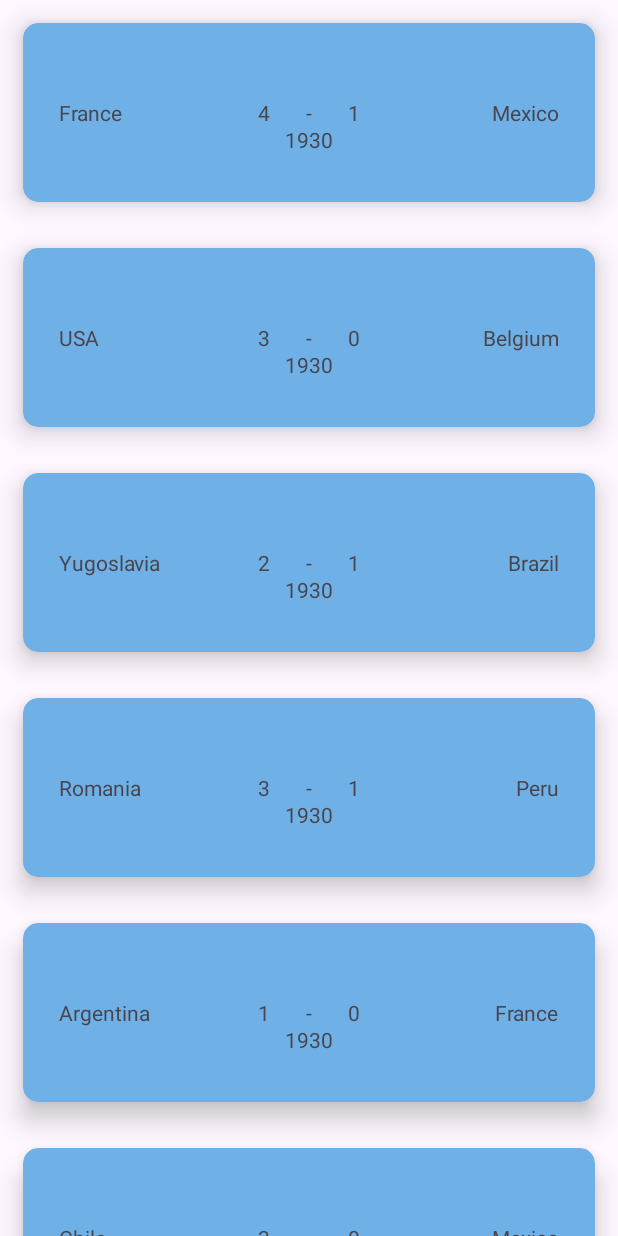
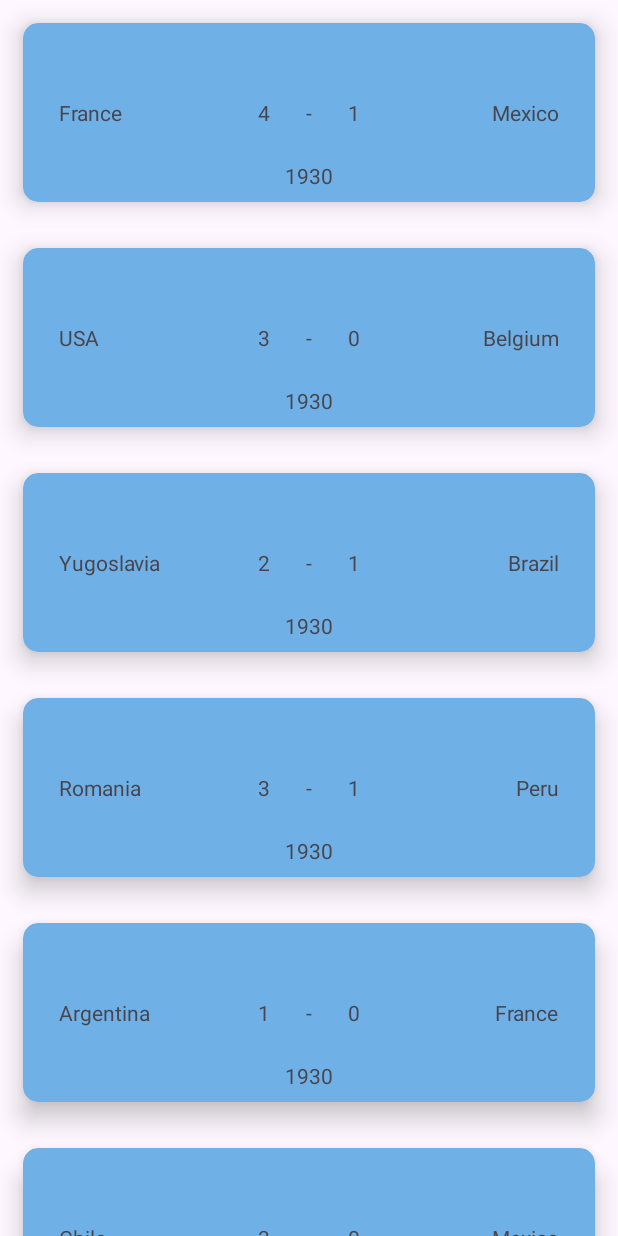
Before and after one commit to MostafaMohamed2002/BK_Programmer_Project_1, an Android app: the screen it shows after launch (MainActivity), on a phone screen of 412 x 824 dp. Run offline under Robolectric (Android 15) with nearby library versions, the phone set to English and light mode, and no system bars.

Commit message:
change botton margin for yearTextView

```diff
--- a/app/src/main/res/layout/card_view_item.xml
+++ b/app/src/main/res/layout/card_view_item.xml
@@ -71,7 +71,7 @@
             android:id="@+id/yearTextViewR"
             android:layout_width="wrap_content"
             android:layout_height="wrap_content"
-            android:layout_marginBottom="32dp"
+            android:layout_marginBottom="8dp"
             android:text="TextView"
             app:layout_constraintBottom_toBottomOf="parent"
             app:layout_constraintEnd_toEndOf="parent"
```
